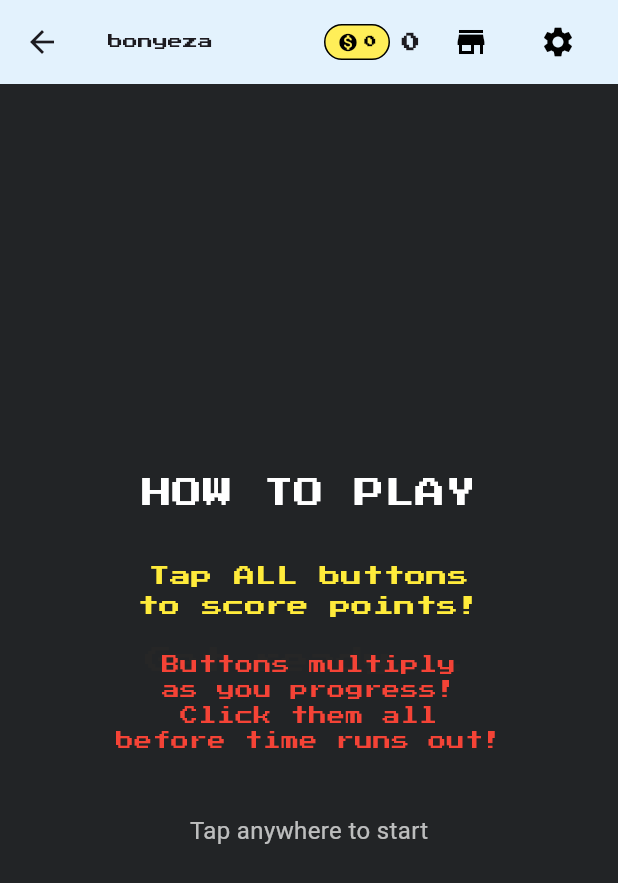
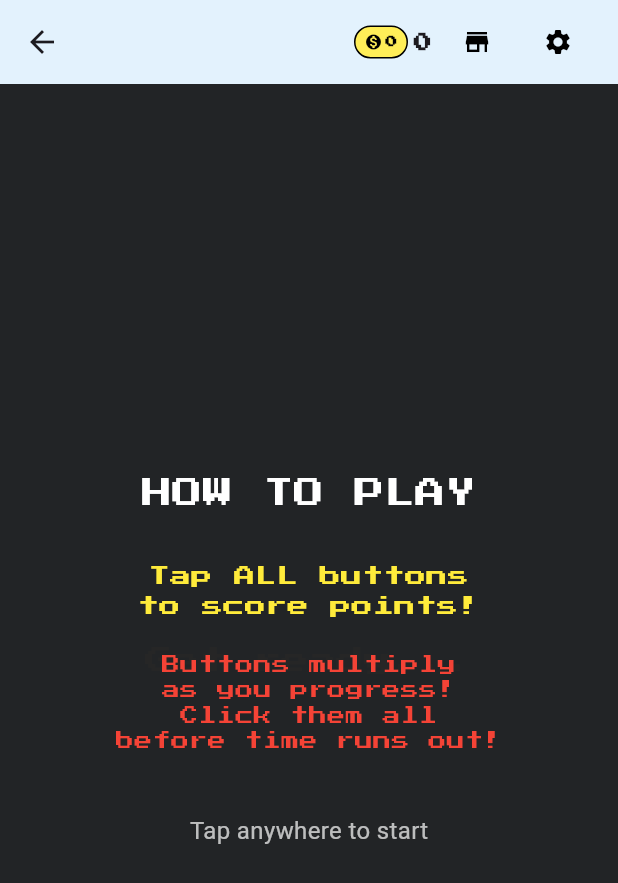
Before and after one commit to katana-tumaini/bonyeza, a Flutter app: the GameScreen screen opened directly, on a phone screen of 412 x 824 dp. Shown: the top 883 px of the screen. Run offline on Flutter 3.47's test engine with Material 3 defaults, Android fonts, the phone set to English and light mode, and no system bars; our stand-ins replace animated_text_kit, audioplayers, shared_preferences; accounts and stored records are empty.

Commit message:
Successful fix of overflow and more button options in shop

```diff
--- a/lib/game_screen.dart
+++ b/lib/game_screen.dart
@@ -344,13 +344,6 @@ class _GameScreenState extends State<GameScreen> {
         title: Row(
           mainAxisAlignment: MainAxisAlignment.spaceBetween,
           children: [
-            const Text(
-              'bonyeza',
-              style: TextStyle(
-                fontFamily: 'PressStart',
-                fontSize: 10,
-              ),
-            ),
             if (_gameStarted && !_gameOver && !_isPaused)
               Text(
                 '${(_remainingTime / 1000).toStringAsFixed(1)}s',
@@ -367,7 +360,7 @@ class _GameScreenState extends State<GameScreen> {
               children: [
                 // Coins display
                 Container(
-                  padding: const EdgeInsets.symmetric(horizontal: 8, vertical: 4),
+                  padding: const EdgeInsets.symmetric(horizontal: 6, vertical: 4),
                   decoration: BoxDecoration(
                     color: Colors.yellow[400],
                     borderRadius: BorderRadius.circular(12),
@@ -375,8 +368,8 @@ class _GameScreenState extends State<GameScreen> {
                   ),
                   child: Row(
                     children: [
-                      const Icon(Icons.monetization_on, size: 14, color: Colors.black),
-                      const SizedBox(width: 4),
+                      const Icon(Icons.monetization_on, size: 12, color: Colors.black),
+                      const SizedBox(width: 2),
                       Text(
                         '$_coins',
                         style: const TextStyle(
@@ -389,32 +382,20 @@ class _GameScreenState extends State<GameScreen> {
                     ],
                   ),
                 ),
-                const SizedBox(width: 8),
-                if (_gameStarted && !_gameOver && !_isPaused && gameLogic.buttonClicked.isNotEmpty)
-                  Padding(
-                    padding: const EdgeInsets.only(right: 10.0),
-                    child: Text(
-                      '${gameLogic.getClickedCount()}/${gameLogic.buttonClicked.length}',
-                      style: const TextStyle(
-                        fontFamily: 'PressStart',
-                        fontSize: 10,
-                        color: Colors.green,
-                        fontWeight: FontWeight.bold,
-                      ),
-                    ),
-                  ),
+                const SizedBox(width: 4),
                 Counter(count: gameLogic.score),
                 if (_gameStarted && !_gameOver)
                   Padding(
-                    padding: const EdgeInsets.only(left: 10.0),
+                    padding: const EdgeInsets.only(left: 6.0),
                     child: IconButton(
                       icon: Icon(_isPaused ? Icons.play_arrow : Icons.pause),
                       onPressed: _togglePause,
                       color: Colors.black,
+                      iconSize: 20,
                     ),
                   ),
                 Padding(
-                  padding: const EdgeInsets.only(left: 10.0),
+                  padding: const EdgeInsets.only(left: 6.0),
                   child: IconButton(
                     icon: const Icon(Icons.store),
                     onPressed: () {
@@ -423,10 +404,11 @@ class _GameScreenState extends State<GameScreen> {
                       });
                     },
                     color: Colors.black,
+                    iconSize: 20,
                   ),
                 ),
                 Padding(
-                  padding: const EdgeInsets.only(left: 10.0),
+                  padding: const EdgeInsets.only(left: 6.0),
                   child: IconButton(
                     icon: const Icon(Icons.settings),
                     onPressed: () {
@@ -435,6 +417,7 @@ class _GameScreenState extends State<GameScreen> {
                       });
                     },
                     color: Colors.black,
+                    iconSize: 20,
                   ),
                 ),
               ],
@@ -485,6 +468,10 @@ class _GameScreenState extends State<GameScreen> {
                   backgroundColor: isClicked ? Colors.grey : _selectedButtonDesign?.color,
                   width: gameLogic.calculateButtonSize,
                   height: gameLogic.calculateButtonSize,
+                  shape: _selectedButtonDesign?.shape,
+                  borderWidth: _selectedButtonDesign?.borderWidth,
+                  borderColor: _selectedButtonDesign?.borderColor,
+                  isRainbow: _selectedButtonDesign?.isRainbow ?? false,
                 ),
               );
             }),
--- a/lib/models/button_design.dart
+++ b/lib/models/button_design.dart
@@ -7,6 +7,10 @@ class ButtonDesign {
   final int cost;
   final bool isDefault;
   final String description;
+  final BoxShape shape;
+  final double borderWidth;
+  final Color? borderColor;
+  final bool isRainbow;
 
   const ButtonDesign({
     required this.id,
@@ -15,6 +19,10 @@ class ButtonDesign {
     required this.cost,
     this.isDefault = false,
     required this.description,
+    this.shape = BoxShape.circle,
+    this.borderWidth = 4.0,
+    this.borderColor,
+    this.isRainbow = false,
   });
 
   // Predefined button designs
@@ -89,6 +97,100 @@ class ButtonDesign {
       color: Color(0xFF00D2D3),
       cost: 500,
       description: 'A splash of colors',
+      isRainbow: true,
+    ),
+    // New designs with different shapes and styles
+    ButtonDesign(
+      id: 'square',
+      name: 'Square Slate',
+      color: Color(0xFF636E72),
+      cost: 550,
+      description: 'Perfectly square and solid',
+      shape: BoxShape.rectangle,
+    ),
+    ButtonDesign(
+      id: 'diamond',
+      name: 'Diamond Cyan',
+      color: Color(0xFF00CEC9),
+      cost: 600,
+      description: 'Sharp angles, bright future',
+      shape: BoxShape.rectangle,
+      borderWidth: 6.0,
+      borderColor: Color(0xFF0984E3),
+    ),
+    ButtonDesign(
+      id: 'rose',
+      name: 'Rose Red',
+      color: Color(0xFFE84393),
+      cost: 650,
+      description: 'Elegant and refined',
+      borderWidth: 6.0,
+      borderColor: Color(0xFFFD79A8),
+    ),
+    ButtonDesign(
+      id: 'sky',
+      name: 'Sky Blue',
+      color: Color(0xFF74B9FF),
+      cost: 700,
+      description: 'Reach for the sky',
+      borderWidth: 8.0,
+      borderColor: Color(0xFF0984E3),
+    ),
+    ButtonDesign(
+      id: 'forest',
+      name: 'Forest Deep',
+      color: Color(0xFF00B894),
+      cost: 750,
+      description: 'Deep green forest vibes',
+      borderWidth: 6.0,
+      borderColor: Color(0xFF006266),
+    ),
+    ButtonDesign(
+      id: 'lavender',
+      name: 'Lavender Dream',
+      color: Color(0xFFA29BFE),
+      cost: 800,
+      description: 'Soft and dreamy purple',
+      borderWidth: 5.0,
+      borderColor: Color(0xFF6C5CE7),
+    ),
+    ButtonDesign(
+      id: 'ruby',
+      name: 'Ruby Red',
+      color: Color(0xFFD63031),
+      cost: 850,
+      description: 'Precious red gemstone',
+      borderWidth: 7.0,
+      borderColor: Color(0xFF2D3436),
+    ),
+    ButtonDesign(
+      id: 'shadow',
+      name: 'Shadow Box',
+      color: Color(0xFF636E72),
+      cost: 900,
+      description: 'Bold dark outline',
+      shape: BoxShape.rectangle,
+      borderWidth: 10.0,
+      borderColor: Color(0xFF2D3436),
+    ),
+    ButtonDesign(
+      id: 'neon',
+      name: 'Neon Glow',
+      color: Color(0xFF00FF87),
+      cost: 950,
+      description: 'Electric neon green',
+      borderWidth: 8.0,
+      borderColor: Color(0xFF00FF00),
+    ),
+    ButtonDesign(
+      id: 'galaxy',
+      name: 'Galaxy Star',
+      color: Color(0xFF0984E3),
+      cost: 1000,
+      description: 'The ultimate cosmic design',
+      shape: BoxShape.rectangle,
+      borderWidth: 12.0,
+      borderColor: Color(0xFF6C5CE7),
     ),
   ];
 
```
Also changed, not shown: lib/button_shop_screen.dart (+22 -3 lines), lib/technical/game_button.dart (+28 -4 lines).
